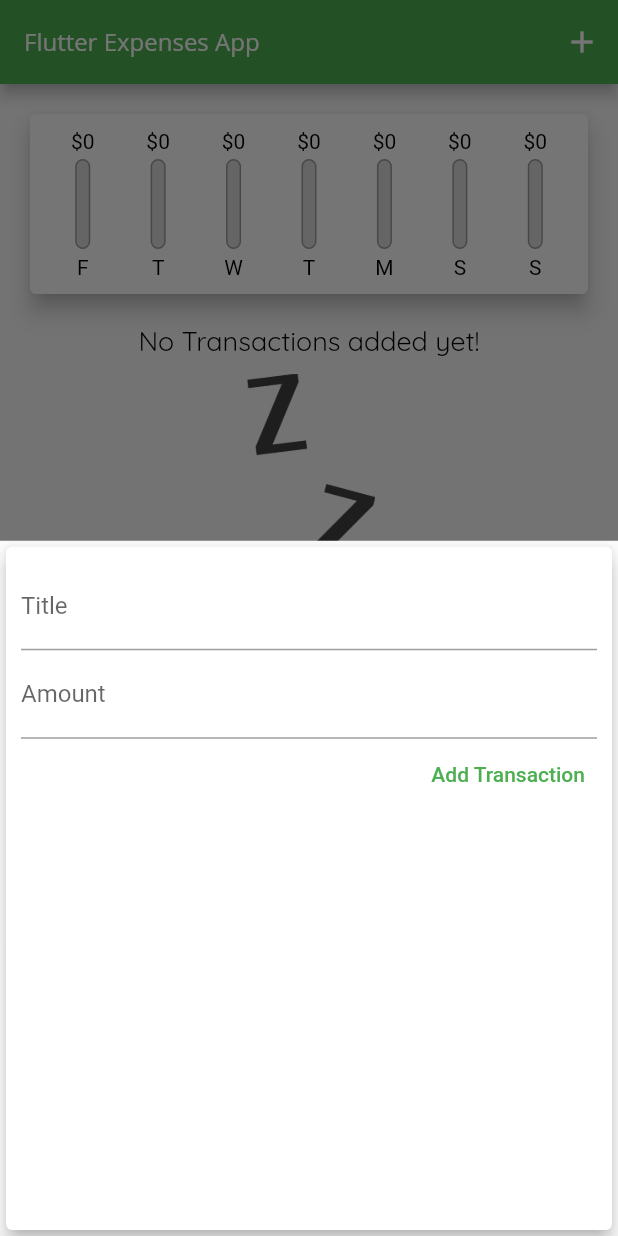
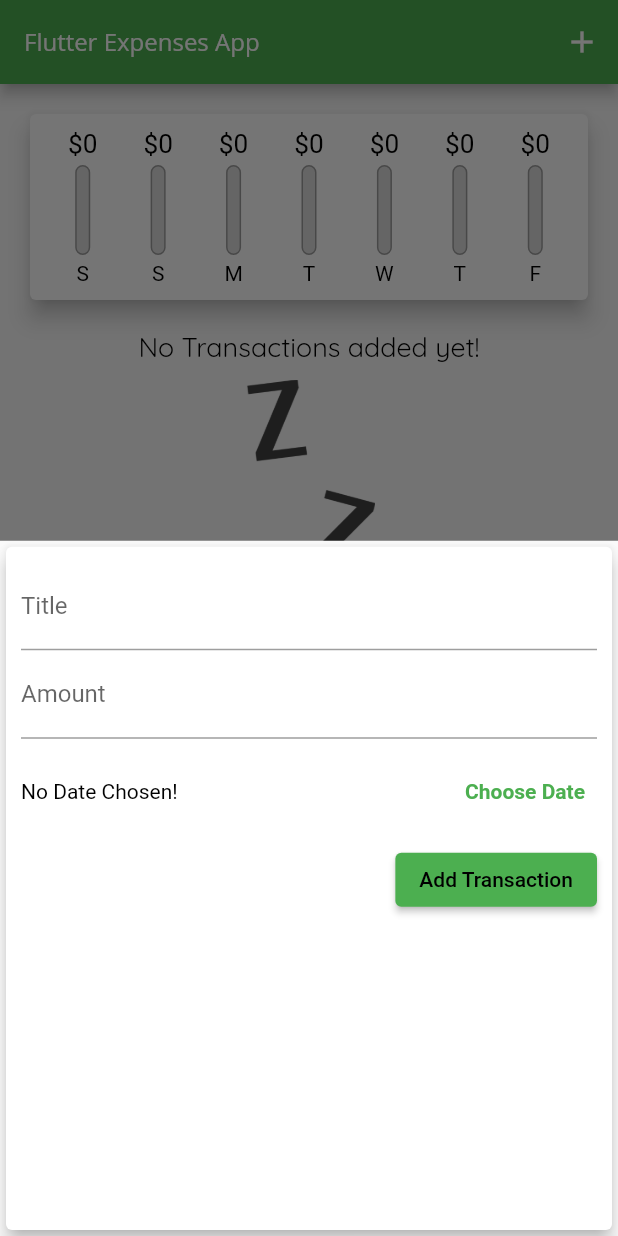
Before and after one commit to sammydeni/flutter_expenses_app, a Flutter app: the screen it shows after launch, after a tap on the "add" icon, on a phone screen of 412 x 824 dp. Run offline on Flutter 3.47's test engine with Material 2 defaults, Android fonts, the light colour scheme and no system bars.

Commit message:
fixed the chart and added delete tx button

```diff
--- a/lib/main.dart
+++ b/lib/main.dart
@@ -19,18 +19,31 @@
       theme: ThemeData(
           colorScheme: ColorScheme.fromSwatch(primarySwatch: Colors.green)
               .copyWith(secondary: Colors.orange),
+          elevatedButtonTheme: ElevatedButtonThemeData(
+              style: ElevatedButton.styleFrom(
+            onPrimary: Colors.black,
+          )),
           textTheme: const TextTheme(
-              bodyText2: TextStyle(color: Colors.black),
-              headline2: TextStyle(
-                color: Colors.black,
-                fontSize: 18,
-                fontFamily: 'Quicksand',
-              )),
+            bodyText2: TextStyle(color: Colors.black),
+            headline1: TextStyle(
+              color: Colors.black,
+              fontSize: 18,
+              fontFamily: 'Quicksand',
+              fontWeight: FontWeight.bold,
+            ),
+            headline2: TextStyle(
+              color: Colors.black,
+              fontSize: 18,
+              fontFamily: 'Quicksand',
+            ),
+            button: TextStyle(color: Colors.black),
+          ),
           appBarTheme: AppBarTheme(
               titleTextStyle: ThemeData.light()
                   .textTheme
                   .copyWith(
-                    headline6: TextStyle(fontFamily: 'OpenSans', fontSize: 16),
+                    headline6:
+                        const TextStyle(fontFamily: 'OpenSans', fontSize: 16),
                   )
                   .headline6)),
       home: MyHomePage(),
@@ -64,17 +77,17 @@
     return _userTransactions.where((tx) {
       return tx.date.isAfter(
         DateTime.now().subtract(
-          Duration(days: 7),
+          const Duration(days: 7),
         ),
       );
     }).toList();
   }
 
-  void _addNewTransaction(String txTitle, double txAmount) {
+  void _addNewTransaction(String txTitle, double txAmount, DateTime txDate) {
     final newTx = Transaction(
       title: txTitle,
       amount: txAmount,
-      date: DateTime.now(),
+      date: txDate,
       id: DateTime.now().toString(),
     );
 
@@ -95,6 +108,12 @@
         });
   }
 
+  void _deleteTransaction(String id) {
+    setState(() {
+      _userTransactions.removeWhere((tx) => tx.id == id);
+    });
+  }
+
   @override
   Widget build(BuildContext context) {
     return Scaffold(
@@ -113,7 +132,7 @@
           crossAxisAlignment: CrossAxisAlignment.stretch,
           children: [
             Chart(_recentTransactions),
-            TransactionList(_userTransactions)
+            TransactionList(_userTransactions, _deleteTransaction)
           ],
         ),
       ),
--- a/lib/widgets/chart.dart
+++ b/lib/widgets/chart.dart
@@ -2,13 +2,13 @@
 import 'package:flutter_expenses_app/widgets/chart_bar.dart';
 import 'package:intl/intl.dart';
 import '../models/transaction.dart';
-import 'package:intl/intl.dart';
 
 class Chart extends StatelessWidget {
   final List<Transaction> recentTransactions;
 
-  Chart(this.recentTransactions, {Key? key}) : super(key: key);
+  const Chart(this.recentTransactions, {Key? key}) : super(key: key);
 
+// getter that creates a list with the last 7 days and calculate the totalAmount for each day
   List<Map<String, Object>> get groupedTransactionValues {
     return List.generate(7, (index) {
       final weekDay = DateTime.now().subtract(Duration(days: index));
@@ -25,7 +25,7 @@
         'day': DateFormat.E().format(weekDay).substring(0, 1),
         'amount': totalSum,
       };
-    });
+    }).reversed.toList();
   }
 
   double get totalSpending {
@@ -36,12 +36,12 @@
 
   @override
   Widget build(BuildContext context) {
-    print(groupedTransactionValues);
+    // print(groupedTransactionValues);
     return Card(
       elevation: 6,
-      margin: EdgeInsets.all(20),
+      margin: const EdgeInsets.all(20),
       child: Padding(
-        padding: EdgeInsets.all(10),
+        padding: const EdgeInsets.all(10),
         child: Row(
           mainAxisAlignment: MainAxisAlignment.spaceAround,
           children: groupedTransactionValues.map((data) {
--- a/lib/widgets/chart_bar.dart
+++ b/lib/widgets/chart_bar.dart
@@ -11,8 +11,13 @@
   Widget build(BuildContext context) {
     return Column(
       children: [
-        FittedBox(child: Text('\$${spendingAmount.toStringAsFixed(0)}')),
-        SizedBox(
+        Container(
+          height: 20,
+          child: FittedBox(
+            child: Text('\$${spendingAmount.toStringAsFixed(0)}'),
+          ),
+        ),
+        const SizedBox(
           height: 4,
         ),
         Container(
@@ -33,7 +38,7 @@
                 heightFactor: spendingPctOfTotal,
                 child: Container(
                   decoration: BoxDecoration(
-                    color: Theme.of(context).primaryColor,
+                    color: Theme.of(context).colorScheme.secondary,
                     borderRadius: BorderRadius.circular(10),
                   ),
                 ),
--- a/lib/widgets/new_transaction.dart
+++ b/lib/widgets/new_transaction.dart
@@ -1,33 +1,55 @@
 import 'package:flutter/material.dart';
+import 'package:intl/intl.dart';
 
 class NewTransaction extends StatefulWidget {
   final Function addTx;
 
-  NewTransaction(this.addTx);
+  const NewTransaction(this.addTx, {Key? key}) : super(key: key);
 
   @override
   State<NewTransaction> createState() => _NewTransactionState();
 }
 
 class _NewTransactionState extends State<NewTransaction> {
-  final titleController = TextEditingController();
+  final _titleController = TextEditingController();
+  final _amountController = TextEditingController();
+  DateTime? _selectedDate;
 
-  final amountController = TextEditingController();
+  void _submitData() {
+    if (_amountController.text.isEmpty) {
+      return;
+    }
 
-  void submitData() {
-    final enteredTitle = titleController.text;
-    final enteredAmount = double.parse(amountController.text);
+    final enteredTitle = _titleController.text;
+    final enteredAmount = double.parse(_amountController.text);
 
-    if (enteredTitle.isEmpty || enteredAmount <= 0) {
+    if (enteredTitle.isEmpty || enteredAmount <= 0 || _selectedDate == null) {
       return;
     }
 
     widget.addTx(
       enteredTitle,
       enteredAmount,
+      _selectedDate,
     );
 
     Navigator.of(context).pop(); // to close the top screen ( modal )
+  }
+
+  void _presentDatePicker() {
+    showDatePicker(
+      context: context,
+      initialDate: DateTime.now(),
+      firstDate: DateTime(2022),
+      lastDate: DateTime.now(),
+    ).then((pickedDate) {
+      if (pickedDate == null) {
+        return null;
+      }
+      setState(() {
+        _selectedDate = pickedDate;
+      });
+    });
   }
 
   @override
@@ -41,19 +63,40 @@
           children: [
             TextField(
               decoration: const InputDecoration(labelText: 'Title'),
-              controller: titleController,
-              onSubmitted: (_) => submitData(),
+              controller: _titleController,
+              onSubmitted: (_) => _submitData(),
             ),
             TextField(
               decoration: const InputDecoration(labelText: 'Amount'),
-              controller: amountController,
+              controller: _amountController,
               keyboardType: TextInputType.number,
-              onSubmitted: (_) => submitData(),
+              onSubmitted: (_) => _submitData(),
             ),
-            TextButton(
-              onPressed: submitData,
+            Container(
+              height: 70,
+              child: Row(
+                children: [
+                  Expanded(
+                    child: Text(
+                      _selectedDate == null
+                          ? 'No Date Chosen!'
+                          : 'Picked Date: ${DateFormat.yMd().format(_selectedDate!)}',
+                    ),
+                  ),
+                  TextButton(
+                      onPressed: _presentDatePicker,
+                      child: const Text(
+                        'Choose Date',
+                        style: TextStyle(
+                          fontWeight: FontWeight.bold,
+                        ),
+                      ))
+                ],
+              ),
+            ),
+            ElevatedButton(
+              onPressed: _submitData,
               child: const Text('Add Transaction'),
-              style: TextButton.styleFrom(primary: Colors.green),
             ),
           ],
         ),
```
Also changed, not shown: lib/widgets/transaction_list.dart (+30 -39 lines), pubspec.lock, 1 other file.
